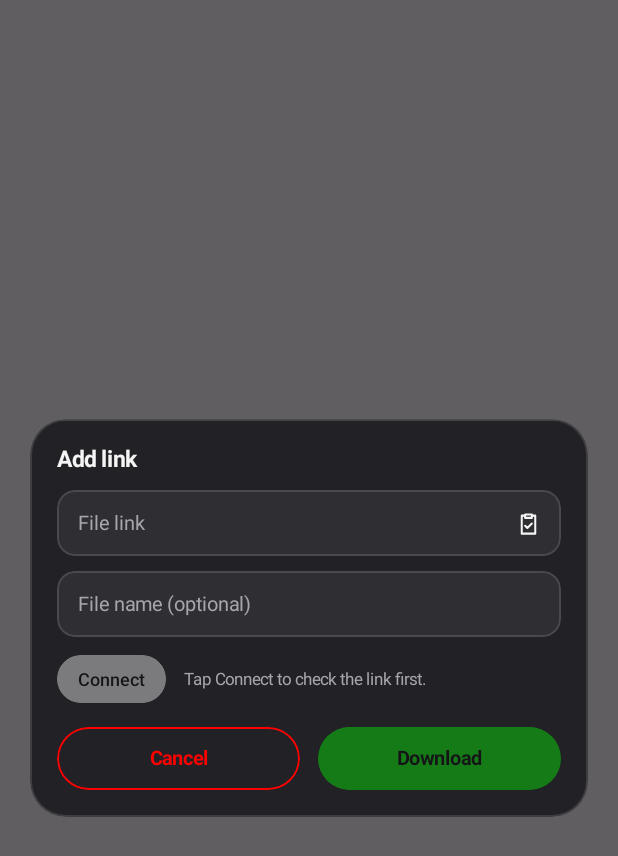
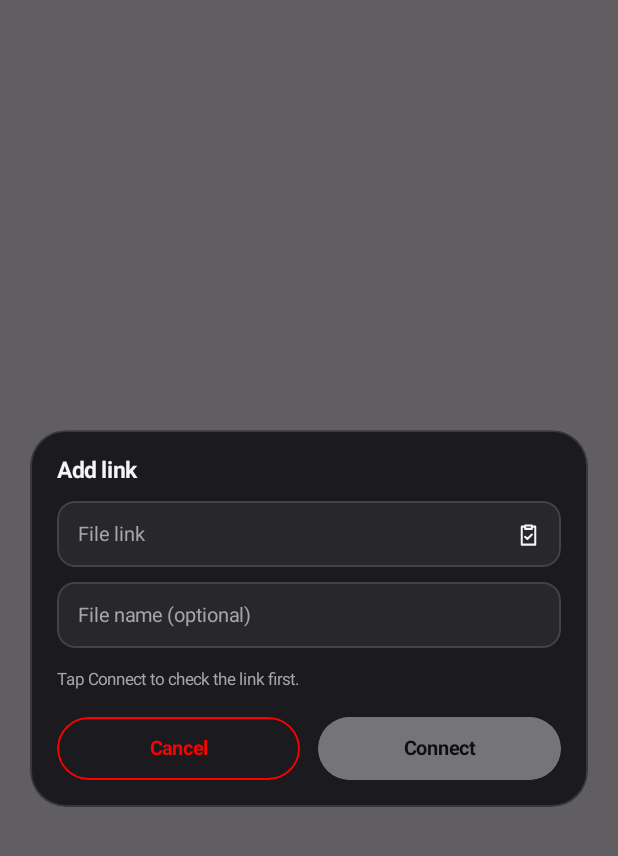
Before and after one commit to darkrider13/Downix, an Android app built with Jetpack Compose: the composable AddLinkDialog called with empty values, on a phone screen of 412 x 824 dp. Shown: the top 856 px of the screen. Run offline under Robolectric (Android 15) with nearby library versions, the phone set to English and light mode, and no system bars; libraries missing offline, so code that uses them is left out: androidx.lifecycle, androidx.lifecycle.compose, androidx.lifecycle.viewModelScope, androidx.lifecycle.viewmodel.

Commit message:
Add files via upload

```diff
--- a/app/src/main/java/com/downly/app/DownlyTheme.kt
+++ b/app/src/main/java/com/downly/app/DownlyTheme.kt
@@ -21,6 +21,8 @@ import androidx.compose.animation.core.animateFloatAsState
 import androidx.compose.animation.core.spring
 import androidx.compose.animation.core.tween
 import androidx.compose.animation.AnimatedContent
+import androidx.compose.animation.core.Animatable
+import androidx.compose.animation.core.MutableTransitionState
 import androidx.compose.animation.fadeIn
 import androidx.compose.animation.fadeOut
 import androidx.compose.animation.scaleOut
@@ -158,7 +160,7 @@ val DownlyDark = DownlyColors(
     track = White.copy(alpha = 0.14f),
     paused = Color(0xFF7A7A80),
     divider = White.copy(alpha = 0.10f),
-    sheetFill = Color(0xFF18181C).copy(alpha = 0.86f),
+    sheetFill = Color(0xFF1A1A1F), // fully solid: nothing behind a popup / toast shows through
     scrim = Black.copy(alpha = 0.62f),
     plusOverlay = Black.copy(alpha = 0.70f),
     whiteBorder = White,
@@ -182,7 +184,7 @@ val DownlyDay = DownlyColors(
     track = Color(0xFF101828).copy(alpha = 0.10f),
     paused = Color(0xFF7D8594),
     divider = Color(0xFF101828).copy(alpha = 0.09f),
-    sheetFill = Color(0xFFF8F9FD).copy(alpha = 0.93f),
+    sheetFill = Color(0xFFF8F9FD), // fully solid
     scrim = Color(0xFF141828).copy(alpha = 0.38f),
     plusOverlay = Color(0xFFE8ECF8).copy(alpha = 0.52f),
     whiteBorder = Color(0xFF101828).copy(alpha = 0.16f),
@@ -578,13 +580,13 @@ internal fun GlassBottomSheet(
         SideEffect {
             (view.parent as? DialogWindowProvider)?.window?.setDimAmount(0f)
         }
-        var shown by remember { mutableStateOf(false) }
-        LaunchedEffect(Unit) { shown = true }
-        val scrimAlpha by animateFloatAsState(if (shown) 1f else 0f, tween(300), label = "sheetScrim")
+        val visibleState = remember { MutableTransitionState(false).apply { targetState = true } }
+        val scrim = remember { Animatable(0f) }
+        LaunchedEffect(Unit) { scrim.animateTo(1f, tween(220)) }
         Box(
             Modifier
                 .fillMaxSize()
-                .background(c.scrim.copy(alpha = c.scrim.alpha * scrimAlpha))
+                .drawBehind { drawRect(c.scrim, alpha = scrim.value) }
                 .clickable(
                     interactionSource = remember { MutableInteractionSource() },
                     indication = null,
@@ -593,8 +595,8 @@ internal fun GlassBottomSheet(
             contentAlignment = Alignment.BottomCenter
         ) {
             AnimatedVisibility(
-                visible = shown,
-                enter = slideInVertically(tween(300, easing = FastOutSlowInEasing)) { it }
+                visibleState = visibleState,
+                enter = slideInVertically(tween(240, easing = FastOutSlowInEasing)) { it }
             ) {
                 Column(
                     Modifier
@@ -652,13 +654,15 @@ internal fun GlassCenterDialog(
         SideEffect {
             (view.parent as? DialogWindowProvider)?.window?.setDimAmount(0f)
         }
-        var shown by remember { mutableStateOf(false) }
-        LaunchedEffect(Unit) { shown = true }
-        val scrimAlpha by animateFloatAsState(if (shown) 1f else 0f, tween(200), label = "centerScrim")
+        // Starts in the very first frame (no extra frame waiting for a state change).
+        val visibleState = remember { MutableTransitionState(false).apply { targetState = true } }
+        val scrim = remember { Animatable(0f) }
+        LaunchedEffect(Unit) { scrim.animateTo(1f, tween(160)) }
         Box(
             Modifier
                 .fillMaxSize()
-                .background(c.scrim.copy(alpha = c.scrim.alpha * scrimAlpha))
+                // read in the draw phase: the screen is not recomposed on every animation frame
+                .drawBehind { drawRect(c.scrim, alpha = scrim.value) }
                 .clickable(
                     interactionSource = remember { MutableInteractionSource() },
                     indication = null,
@@ -670,10 +674,10 @@ internal fun GlassCenterDialog(
             contentAlignment = Alignment.Center
         ) {
             AnimatedVisibility(
-                visible = shown,
-                enter = fadeIn(tween(200)) + scaleIn(
-                    initialScale = 0.92f,
-                    animationSpec = tween(200, easing = FastOutSlowInEasing)
+                visibleState = visibleState,
+                enter = fadeIn(tween(140)) + scaleIn(
+                    initialScale = 0.94f,
+                    animationSpec = tween(170, easing = FastOutSlowInEasing)
                 )
             ) {
                 Column(
--- a/app/src/main/java/com/downly/app/MainActivity.kt
+++ b/app/src/main/java/com/downly/app/MainActivity.kt
@@ -21,7 +21,10 @@ import androidx.activity.compose.rememberLauncherForActivityResult
 import androidx.activity.compose.setContent
 import androidx.activity.enableEdgeToEdge
 import androidx.activity.result.contract.ActivityResultContracts
+import androidx.compose.animation.AnimatedContent
 import androidx.compose.animation.AnimatedVisibility
+import androidx.compose.animation.Crossfade
+import androidx.compose.animation.togetherWith
 import androidx.compose.animation.animateColorAsState
 import androidx.compose.animation.core.CubicBezierEasing
 import androidx.compose.animation.core.LinearEasing
@@ -681,8 +684,8 @@ private fun BoxScope.PlusMenu(
 
     AnimatedVisibility(
         visible = expanded,
-        enter = fadeIn(tween(200)),
-        exit = fadeOut(tween(200))
+        enter = fadeIn(tween(160)),
+        exit = fadeOut(tween(80))
     ) {
         Box(
             Modifier
@@ -740,7 +743,11 @@ private fun PlusMenuOption(
     val c = Downly.colors
     val progress by animateFloatAsState(
         targetValue = if (visible) 1f else 0f,
-        animationSpec = tween(260, delayMillis = delayMs, easing = CubicBezierEasing(0.34f, 1.56f, 0.64f, 1f)),
+        animationSpec = if (visible) {
+            tween(260, delayMillis = delayMs, easing = CubicBezierEasing(0.34f, 1.56f, 0.64f, 1f))
+        } else {
+            tween(80) // closing is quick, so a popup that opens right after it is not fighting the menu
+        },
         label = "menuOption"
     )
     if (progress <= 0.001f && !visible) return
@@ -1049,7 +1056,7 @@ private fun AddLinkDialog(
     val canDownload = probe?.status == ProbeStatus.OK || probe?.status == ProbeStatus.WARN
 
     LaunchedEffect(Unit) {
-        delay(250)
+        delay(200) // after the popup has finished opening, so the keyboard does not make it jump
         runCatching { focus.requestFocus() }
     }
 
@@ -1155,29 +1162,11 @@ private fun AddLinkDialog(
         }
 
         Spacer(Modifier.height(12.dp))
-        Row(Modifier.fillMaxWidth(), verticalAlignment = Alignment.CenterVertically) {
-            PillButton(
-                text = when {
-                    checking -> "Connecting"
-                    probe != null -> "Connect again"
-                    else -> "Connect"
-                },
-                onClick = { connect() },
-                small = true,
-                enabled = !checking && text.isNotBlank()
-            )
-            Spacer(Modifier.width(12.dp))
-            val result = probe
+        // Status line: a short hint, the checking message, or the result of the check (fades between them).
+        Crossfade(targetState = checking to probe, animationSpec = tween(180), label = "linkStatus") { (isChecking, result) ->
+            Row(Modifier.fillMaxWidth().heightIn(min = 18.dp), verticalAlignment = Alignment.CenterVertically) {
                 when {
-                checking -> {
-                    CircularProgressIndicator(
-                        modifier = Modifier.size(16.dp),
-                        strokeWidth = 2.dp,
-                        color = c.text
-                    )
-                    Spacer(Modifier.width(8.dp))
-                    Text("Checking the link...", color = c.textSecondary, fontSize = 11.sp)
-                }
+                    isChecking -> Text("Checking the link...", color = c.textSecondary, fontSize = 11.sp)
                     result != null -> {
                         val color = when (result.status) {
                             ProbeStatus.OK -> c.green
@@ -1191,25 +1180,91 @@ private fun AddLinkDialog(
                     else -> Text("Tap Connect to check the link first.", color = c.textSecondary, fontSize = 11.sp)
                 }
             }
+        }
 
         Spacer(Modifier.height(16.dp))
+        val actionMode = when {
+            checking -> ActionMode.CHECKING
+            canDownload -> ActionMode.READY
+            else -> ActionMode.CONNECT
+        }
         Row(Modifier.fillMaxWidth(), horizontalArrangement = Arrangement.spacedBy(12.dp)) {
             PillButton("Cancel", onClick = onDismiss, outlineRed = true, modifier = Modifier.weight(1f))
-            if (duplicate != null) {
-                PillButton(
-                    "Download again",
-                    onClick = { submit(skipDuplicateCheck = true) },
-                    enabled = canDownload,
-                    green = true,
+            MorphActionButton(
+                mode = actionMode,
+                label = when (actionMode) {
+                    ActionMode.CHECKING -> "Connecting"
+                    ActionMode.READY -> if (duplicate != null) "Download again" else "Download"
+                    ActionMode.CONNECT -> if (probe != null) "Connect again" else "Connect"
+                },
+                enabled = when (actionMode) {
+                    ActionMode.CHECKING -> false
+                    ActionMode.READY -> true
+                    ActionMode.CONNECT -> text.isNotBlank()
+                },
+                onClick = {
+                    when (actionMode) {
+                        ActionMode.READY -> if (duplicate != null) submit(skipDuplicateCheck = true) else submit()
+                        else -> connect()
+                    }
+                },
                 modifier = Modifier.weight(1f)
             )
-            } else {
-                PillButton(
-                    "Download",
-                    onClick = { submit() },
-                    enabled = canDownload,
-                    green = true,
-                    modifier = Modifier.weight(1f)
+        }
+    }
+}
+
+private enum class ActionMode { CONNECT, CHECKING, READY }
+
+/**
+ * One button that does two jobs in the Add link popup: it starts as a white "Connect", shows a small
+ * spinner while the link is checked, then turns green and becomes "Download". The colour fades and the
+ * label slides out / in, so the two never overlap or clash.
+ */
+@Composable
+private fun MorphActionButton(
+    mode: ActionMode,
+    label: String,
+    enabled: Boolean,
+    onClick: () -> Unit,
+    modifier: Modifier = Modifier
+) {
+    val c = Downly.colors
+    val ready = mode == ActionMode.READY
+    val fill by animateColorAsState(if (ready) c.green else Color.White, tween(280), label = "actionFill")
+    val border by animateColorAsState(if (ready) c.green else c.whiteBorder, tween(280), label = "actionBorder")
+    val alpha by animateFloatAsState(if (enabled) 1f else 0.4f, tween(180), label = "actionAlpha")
+    Box(
+        modifier
+            .pressable(enabled = enabled, onClick = onClick)
+            .alpha(alpha)
+            .heightIn(min = 42.dp)
+            .clip(CircleShape)
+            .background(fill, CircleShape)
+            .border(1.dp, border, CircleShape)
+            .padding(horizontal = 18.dp),
+        contentAlignment = Alignment.Center
+    ) {
+        AnimatedContent(
+            targetState = mode to label,
+            transitionSpec = {
+                (fadeIn(tween(180, delayMillis = 90)) + slideInVertically(tween(220, delayMillis = 60)) { it / 2 }) togetherWith
+                    (fadeOut(tween(90)) + slideOutVertically(tween(160)) { -it / 2 })
+            },
+            contentAlignment = Alignment.Center,
+            label = "actionLabel"
+        ) { (shownMode, shownLabel) ->
+            Row(verticalAlignment = Alignment.CenterVertically) {
+                if (shownMode == ActionMode.CHECKING) {
+                    CircularProgressIndicator(modifier = Modifier.size(14.dp), strokeWidth = 2.dp, color = Color.Black)
+                    Spacer(Modifier.width(8.dp))
+                }
+                Text(
+                    shownLabel,
+                    color = if (shownMode == ActionMode.READY) c.onGreen else Color.Black,
+                    fontSize = 13.sp,
+                    fontWeight = FontWeight.Bold,
+                    maxLines = 1
                 )
             }
         }
```
Lines whose indentation alone changed are shown as unchanged.
